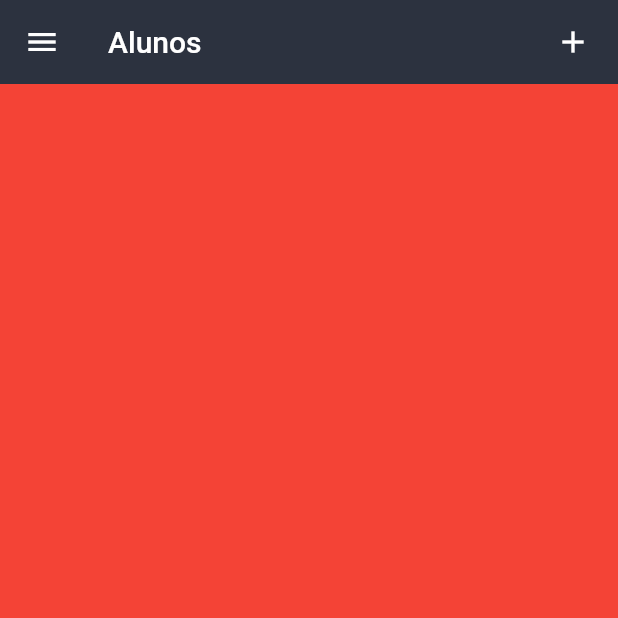
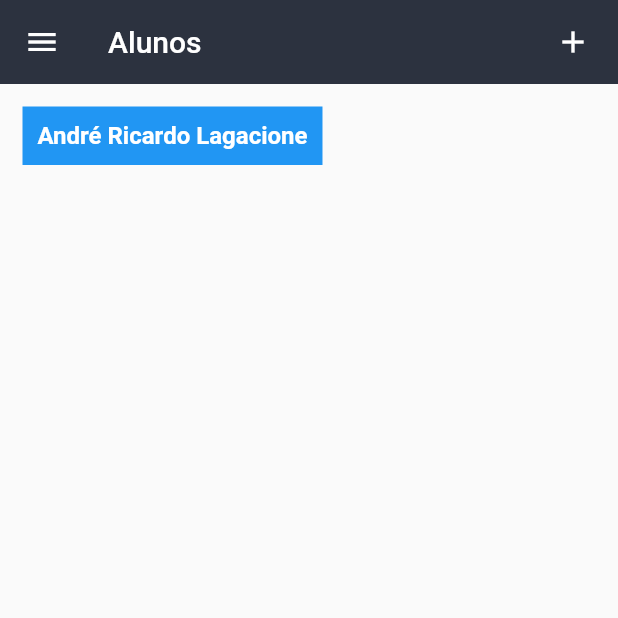
Before and after one commit to andreLagacione/faculdade-marotinha-app, a Flutter app: the screen it shows after launch, on a phone screen of 412 x 824 dp, the top half of it. Run offline on Flutter 3.47's test engine with Material 2 defaults, Android fonts, the phone set to English and light mode, and no system bars; statements that could not run were skipped.

Commit message:
create card to show data

```diff
--- a/lib/alunos/lista.dart
+++ b/lib/alunos/lista.dart
@@ -1,3 +1,4 @@
+import 'package:faculdademarotinhaapp/commons/cardShowData.dart';
 import 'package:flutter/material.dart';
 
 class AlunoLista extends StatelessWidget {
@@ -5,7 +6,10 @@ class AlunoLista extends StatelessWidget {
   Widget build(BuildContext context) {
     return Scaffold(
       body: Container(
-        color: Colors.red,
+        child: Padding(
+          padding: const EdgeInsets.all(15),
+          child: CardShowData(),
+        ),
       ),
     );
   }
--- /dev/null
+++ b/lib/commons/cardShowData.dart
@@ -0,0 +1,32 @@
+import 'package:flutter/material.dart';
+
+class CardShowData extends StatelessWidget {
+  @override
+  Widget build(BuildContext context) {
+    return Container(
+      decoration: BoxDecoration(
+        borderRadius: BorderRadius.all(Radius.circular(7)),
+      ),
+      child: Column(
+        children: <Widget>[
+          Row(
+            children: <Widget>[
+              Container(
+                color: Colors.blue,
+                padding: const EdgeInsets.all(10),
+                child: Text(
+                  'André Ricardo Lagacione',
+                  style: TextStyle(
+                    fontSize: 16,
+                    color: Colors.white,
+                    fontWeight: FontWeight.bold
+                  ),
+                ),
+              )
+            ],
+          )
+        ],
+      ),
+    );
+  }
+}
```
